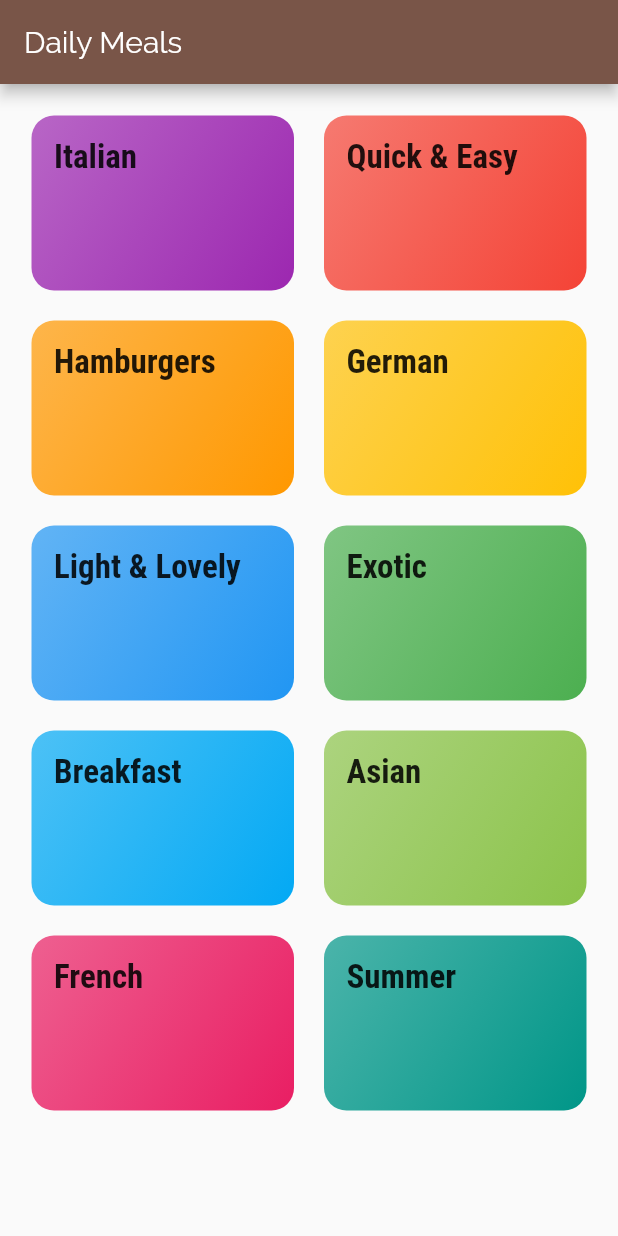
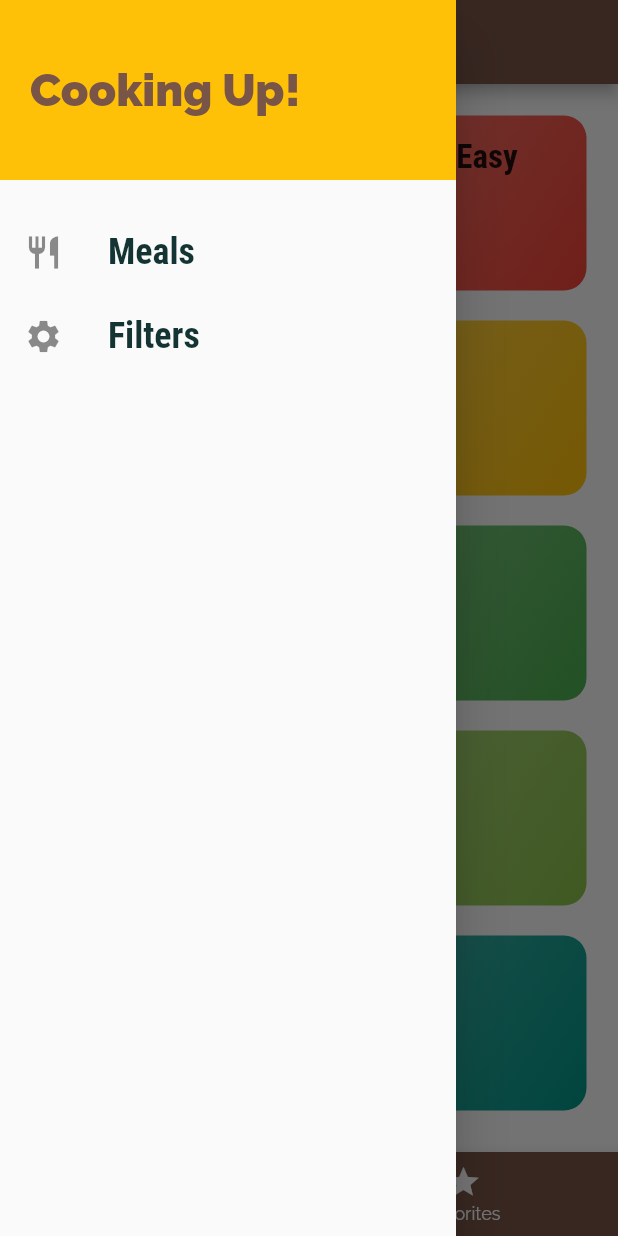
Before and after one commit to murteiraPT/meals_app, a Flutter app: the screen it shows after launch, with the side drawer open (before the commit the screen has no drawer), on a phone screen of 412 x 824 dp. Run offline on Flutter 3.47's test engine with Material 2 defaults, Android fonts, the phone set to English and light mode, and no system bars.

Commit message:
:heavy_check_mark: Project finished with favorites page

```diff
--- a/lib/main.dart
+++ b/lib/main.dart
@@ -1,10 +1,58 @@
 import 'package:flutter/material.dart';
+import './model/meal.dart';
+import './screens/filters_screen.dart';
+import './screens/tabs_screen.dart';
+import './screens/meal_details_screen.dart';
 import './screens/category_meals_screen.dart';
+import './dummy_data.dart';
 import './screens/categories_screen.dart';
 
 void main() => runApp(MyApp());
 
-class MyApp extends StatelessWidget {
+class MyApp extends StatefulWidget {
+  @override
+  _MyAppState createState() => _MyAppState();
+}
+
+class _MyAppState extends State<MyApp> {
+  Map<String, bool> _filters = {
+    'gluten': false,
+    'lactose': false,
+    'vegetarian': false,
+    'vegan': false,
+  };
+
+  List<Meal> availableMeals = DUMMY_MEALS;
+  List<Meal> favoriteMeals = [];
+
+  void setFilters(Map<String, bool> filters) {
+    setState(() {
+      _filters = filters;
+
+      availableMeals = DUMMY_MEALS.where((element) {
+        if (_filters['gluten'] && !element.isGlutenFree) {
+          return false;
+        }
+        if (_filters['vegan'] && !element.isVegan) {
+          return false;
+        }
+        if (_filters['vegetarian'] && !element.isVegetarian) {
+          return false;
+        }
+        if (_filters['lactose'] && !element.isLactoseFree) {
+          return false;
+        }
+        return true;
+      }).toList();
+    });
+  }
+
+  void setFavorites(Meal meal) {
+    setState(() {
+      favoriteMeals.add(meal);
+    });
+  }
+
   @override
   Widget build(BuildContext context) {
     return MaterialApp(
@@ -26,9 +74,19 @@ class MyApp extends StatelessWidget {
                   fontWeight: FontWeight.bold),
             ),
       ),
-      home: CategoriesScreen(),
+      home: TabsScreen(favoriteMeals),
       routes: {
-        CategoryMealsScreen.routeName: (context) => CategoryMealsScreen()
+        CategoryMealsScreen.routeName: (context) =>
+            CategoryMealsScreen(availableMeals, setFavorites),
+        MealDetailsScreen.routeName: (context) => MealDetailsScreen(),
+        TabsScreen.routeName: (context) => TabsScreen(favoriteMeals),
+        FiltersScreen.routeName: (context) =>
+            FiltersScreen(setFilters, _filters),
+      },
+      onUnknownRoute: (settings) {
+        return MaterialPageRoute(
+            builder: (context) =>
+                CategoryMealsScreen(availableMeals, setFavorites));
       },
     );
   }
--- a/lib/screens/categories_screen.dart
+++ b/lib/screens/categories_screen.dart
@@ -5,11 +5,7 @@ import '../dummy_data.dart';
 class CategoriesScreen extends StatelessWidget {
   @override
   Widget build(BuildContext context) {
-    return Scaffold(
-      appBar: AppBar(
-        title: const Text('Daily Meals'),
-      ),
-      body: GridView(
+    return GridView(
       padding: const EdgeInsets.all(21),
       gridDelegate: SliverGridDelegateWithMaxCrossAxisExtent(
         maxCrossAxisExtent: 200,
@@ -20,7 +16,6 @@ class CategoriesScreen extends StatelessWidget {
       children: DUMMY_CATEGORIES
           .map((e) => CategoryItem(e.id, e.title, e.color))
           .toList(),
-      ),
     );
   }
 }
--- /dev/null
+++ b/lib/screens/tabs_screen.dart
@@ -0,0 +1,73 @@
+import 'package:flutter/material.dart';
+
+import '../widgets/main_drawer.dart';
+import './favorite_screen.dart';
+import './categories_screen.dart';
+import '../model/meal.dart';
+
+class TabsScreen extends StatefulWidget {
+  final List<Meal> favoriteMeals;
+  static const routeName = '/tabs-screen';
+
+  TabsScreen(this.favoriteMeals);
+
+  @override
+  _TabsScreenState createState() => _TabsScreenState();
+}
+
+class _TabsScreenState extends State<TabsScreen> {
+  List<Map<String, Object>> _pages;
+  int _selectedPageIndex = 0;
+
+  @override
+  void initState() {
+    _pages = [
+      {
+        'page': CategoriesScreen(),
+        'title': 'Categories',
+      },
+      {
+        'page': FavoriteScreen(widget.favoriteMeals),
+        'title': 'Your Favorite',
+      },
+    ];
+    super.initState();
+  }
+
+  void _selectPage(int index) {
+    setState(() {
+      _selectedPageIndex = index;
+    });
+  }
+
+  @override
+  Widget build(BuildContext context) {
+    return Scaffold(
+      appBar: AppBar(
+        title: Text(_pages[_selectedPageIndex]['title']),
+      ),
+      drawer: MainDrawer(),
+      body: _pages[_selectedPageIndex]['page'],
+      bottomNavigationBar: BottomNavigationBar(
+        onTap: _selectPage,
+        backgroundColor: Theme.of(context).primaryColor,
+        unselectedItemColor: Colors.white,
+        selectedItemColor: Theme.of(context).accentColor,
+        currentIndex: _selectedPageIndex,
+        // type: BottomNavigationBarType.fixed,
+        items: [
+          BottomNavigationBarItem(
+            backgroundColor: Theme.of(context).primaryColor,
+            icon: Icon(Icons.category),
+            title: Text('Categories'),
+          ),
+          BottomNavigationBarItem(
+            backgroundColor: Theme.of(context).primaryColor,
+            icon: Icon(Icons.star),
+            title: Text('Favorites'),
+          ),
+        ],
+      ),
+    );
+  }
+}
--- /dev/null
+++ b/lib/widgets/main_drawer.dart
@@ -0,0 +1,67 @@
+import 'package:flutter/material.dart';
+import 'package:p3_flutter_course/screens/filters_screen.dart';
+import '../screens/tabs_screen.dart';
+
+class MainDrawer extends StatelessWidget {
+  void goToTabsSceen(BuildContext context) {
+    Navigator.pushReplacementNamed(
+      context,
+      TabsScreen.routeName,
+    );
+  }
+
+  void goToFilterScreen(BuildContext context) {
+    Navigator.pushReplacementNamed(context, FiltersScreen.routeName);
+  }
+
+  Widget buildListTile(
+      String textTitle, IconData iconType, Function myFunction) {
+    return ListTile(
+      leading: Icon(
+        iconType,
+        size: 26,
+      ),
+      title: Text(
+        textTitle,
+        style: TextStyle(
+          fontFamily: 'RobotoCondensed',
+          fontSize: 24,
+          fontWeight: FontWeight.bold,
+        ),
+      ),
+      onTap: myFunction,
+    );
+  }
+
+  @override
+  Widget build(BuildContext context) {
+    return Drawer(
+      child: Column(
+        children: <Widget>[
+          Container(
+            color: Theme.of(context).accentColor,
+            height: 120,
+            width: double.infinity,
+            padding: EdgeInsets.all(20),
+            alignment: Alignment.centerLeft,
+            child: Text(
+              'Cooking Up!',
+              style: TextStyle(
+                fontWeight: FontWeight.w900,
+                fontSize: 30,
+                color: Theme.of(context).primaryColor,
+              ),
+            ),
+          ),
+          SizedBox(
+            height: 20,
+          ),
+          buildListTile(
+              'Meals', Icons.restaurant, () => goToTabsSceen(context)),
+          buildListTile(
+              'Filters', Icons.settings, () => goToFilterScreen(context))
+        ],
+      ),
+    );
+  }
+}
```
Also changed, not shown: lib/screens/category_meals_screen.dart (+40 -16 lines), lib/screens/favorite_screen.dart (added, +24 -0 lines), lib/screens/filters_screen.dart (added, +102 -0 lines), lib/screens/meal_details_screen.dart (added, +111 -0 lines), lib/widgets/meal_item.dart (+21 -4 lines). Lines whose indentation alone changed are shown as unchanged.
